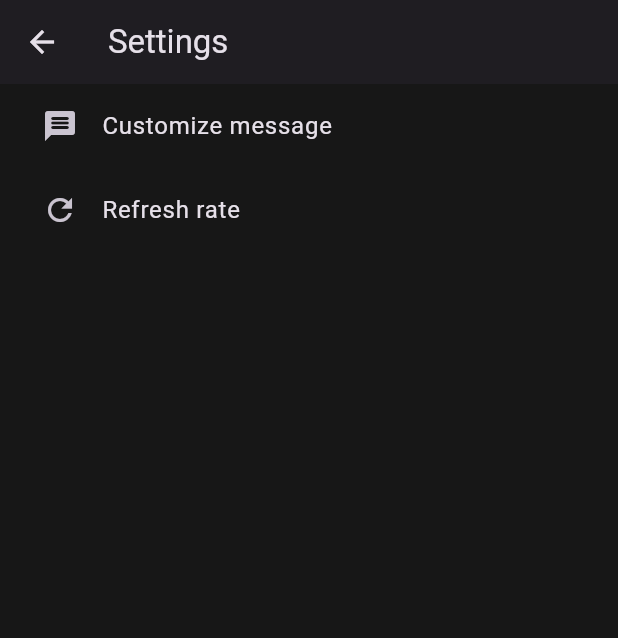
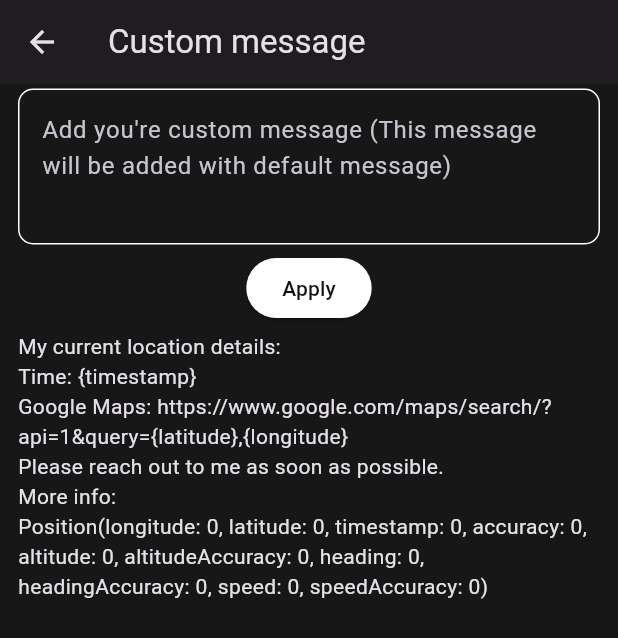
Before and after one commit to sajidrec/flutter_safe_bd, a Flutter app: the SettingsPage screen opened by its route, after a tap on "Customize message", on a phone screen of 412 x 824 dp. Shown: the top 638 px of the screen. Run offline on Flutter 3.47's test engine with Material 3 defaults, Android fonts, the phone set to English and light mode, and no system bars; our stand-ins replace geolocator, get, shared_preferences; accounts and stored records are empty; statements that could not run were skipped.

Commit message:
- Add design custom message and refresh rate page

```diff
--- /dev/null
+++ b/lib/presentation/customize_message/pages/customize_message_page.dart
@@ -0,0 +1,50 @@
+import 'package:flutter/material.dart';
+import 'package:flutter_safe_bd/utils/custom_message.dart';
+
+class CustomizeMessagePage extends StatefulWidget {
+  const CustomizeMessagePage({super.key});
+
+  @override
+  State<CustomizeMessagePage> createState() => _CustomizeMessagePageState();
+}
+
+class _CustomizeMessagePageState extends State<CustomizeMessagePage> {
+  final TextEditingController _customMsgTEC = TextEditingController();
+
+  @override
+  void dispose() {
+    _customMsgTEC.dispose();
+    super.dispose();
+  }
+
+  @override
+  Widget build(BuildContext context) {
+    return SafeArea(
+      child: Scaffold(
+        appBar: AppBar(title: Text("Custom message")),
+        body: SingleChildScrollView(
+          child: Padding(
+            padding: const EdgeInsets.symmetric(horizontal: 12),
+            child: Column(
+              children: [
+                const SizedBox(height: 3),
+                TextField(
+                  controller: _customMsgTEC,
+                  maxLines: 3,
+                  decoration: InputDecoration(
+                    hintText:
+                        "Add you're custom message (This message will be added with default message)",
+                  ),
+                ),
+                const SizedBox(height: 5),
+                ElevatedButton(onPressed: () {}, child: Text("Apply")),
+                const SizedBox(height: 5),
+                Text(CustomMessage.defaultMessage),
+              ],
+            ),
+          ),
+        ),
+      ),
+    );
+  }
+}
--- a/lib/routes/app_pages.dart
+++ b/lib/routes/app_pages.dart
@@ -1,5 +1,7 @@
 import 'package:flutter_safe_bd/presentation/add_remove_contact_page/pages/add_remove_contact_page.dart';
+import 'package:flutter_safe_bd/presentation/customize_message/pages/customize_message_page.dart';
 import 'package:flutter_safe_bd/presentation/home/pages/home_page.dart';
+import 'package:flutter_safe_bd/presentation/refresh_rate/pages/refresh_rate_page.dart';
 import 'package:flutter_safe_bd/presentation/settings/pages/settings_page.dart';
 import 'package:flutter_safe_bd/routes/app_routes.dart';
 import 'package:get/get.dart';
@@ -12,5 +14,7 @@ class AppPages {
       name: AppRoutes.addRemoveContact,
       page: () => AddRemoveContactPage(),
     ),
+    GetPage(name: AppRoutes.customMessage, page: () => CustomizeMessagePage()),
+    GetPage(name: AppRoutes.refreshRate, page: () => RefreshRatePage()),
   ];
 }
--- a/lib/routes/app_routes.dart
+++ b/lib/routes/app_routes.dart
@@ -2,4 +2,6 @@ abstract class AppRoutes {
   static const String home = '/';
   static const String settings = '/settings';
   static const String addRemoveContact = '/addRemoveContact';
+  static const String customMessage = '/customMessage';
+  static const String refreshRate = '/refreshRate';
 }
--- a/lib/theme/app_theme.dart
+++ b/lib/theme/app_theme.dart
@@ -10,6 +10,7 @@ class AppTheme {
         foregroundColor: Color(0xff121212),
       ),
     ),
+    textSelectionTheme: TextSelectionThemeData(cursorColor: Colors.white),
     progressIndicatorTheme: ProgressIndicatorThemeData(color: Colors.black),
     switchTheme: SwitchThemeData(
       thumbColor: WidgetStateProperty.resolveWith<Color>((states) {
@@ -25,6 +26,25 @@ class AppTheme {
         return Colors.black; // Track color when OFF
       }),
     ),
+    inputDecorationTheme: InputDecorationTheme(
+      border: OutlineInputBorder(
+        borderRadius: BorderRadius.circular(10),
+        borderSide: BorderSide(color: Colors.white), // Normal border color
+      ),
+      focusedBorder: OutlineInputBorder(
+        borderRadius: BorderRadius.circular(10),
+        borderSide: BorderSide(
+          color: Colors.white,
+          width: 2,
+        ), // Border color when focused
+      ),
+      enabledBorder: OutlineInputBorder(
+        borderRadius: BorderRadius.circular(10),
+        borderSide: BorderSide(
+          color: Colors.white,
+        ), // Border color when enabled
+      ),
+    ),
   );
   static ThemeData lightTheme = ThemeData.light().copyWith(
     appBarTheme: AppBarTheme(backgroundColor: Color(0xffeeeeee), elevation: 2),
@@ -35,6 +55,7 @@ class AppTheme {
         foregroundColor: Color(0xffffffff),
       ),
     ),
+    textSelectionTheme: TextSelectionThemeData(cursorColor: Colors.black),
     progressIndicatorTheme: ProgressIndicatorThemeData(color: Colors.white),
     switchTheme: SwitchThemeData(
       thumbColor: WidgetStateProperty.resolveWith<Color>((states) {
@@ -52,5 +73,25 @@ class AppTheme {
     ),
 
     drawerTheme: DrawerThemeData(backgroundColor: Colors.white),
+
+    inputDecorationTheme: InputDecorationTheme(
+      border: OutlineInputBorder(
+        borderRadius: BorderRadius.circular(10),
+        borderSide: BorderSide(color: Colors.black), // Normal border color
+      ),
+      focusedBorder: OutlineInputBorder(
+        borderRadius: BorderRadius.circular(10),
+        borderSide: BorderSide(
+          color: Colors.black,
+          width: 2,
+        ), // Border color when focused
+      ),
+      enabledBorder: OutlineInputBorder(
+        borderRadius: BorderRadius.circular(10),
+        borderSide: BorderSide(
+          color: Colors.black,
+        ), // Border color when enabled
+      ),
+    ),
   );
 }
--- /dev/null
+++ b/lib/utils/custom_message.dart
@@ -0,0 +1,4 @@
+class CustomMessage {
+  static final String defaultMessage =
+      "My current location details:\nTime: {timestamp}\nGoogle Maps: https://www.google.com/maps/search/?api=1&query={latitude},{longitude}\nPlease reach out to me as soon as possible.\nMore info:\nPosition(longitude: 0, latitude: 0, timestamp: 0, accuracy: 0, altitude: 0, altitudeAccuracy: 0, heading: 0, headingAccuracy: 0, speed: 0, speedAccuracy: 0)";
+}
```
Also changed, not shown: lib/presentation/refresh_rate/pages/refresh_rate_page.dart (added, +44 -0 lines), lib/presentation/settings/pages/settings_page.dart (+8 -2 lines).
